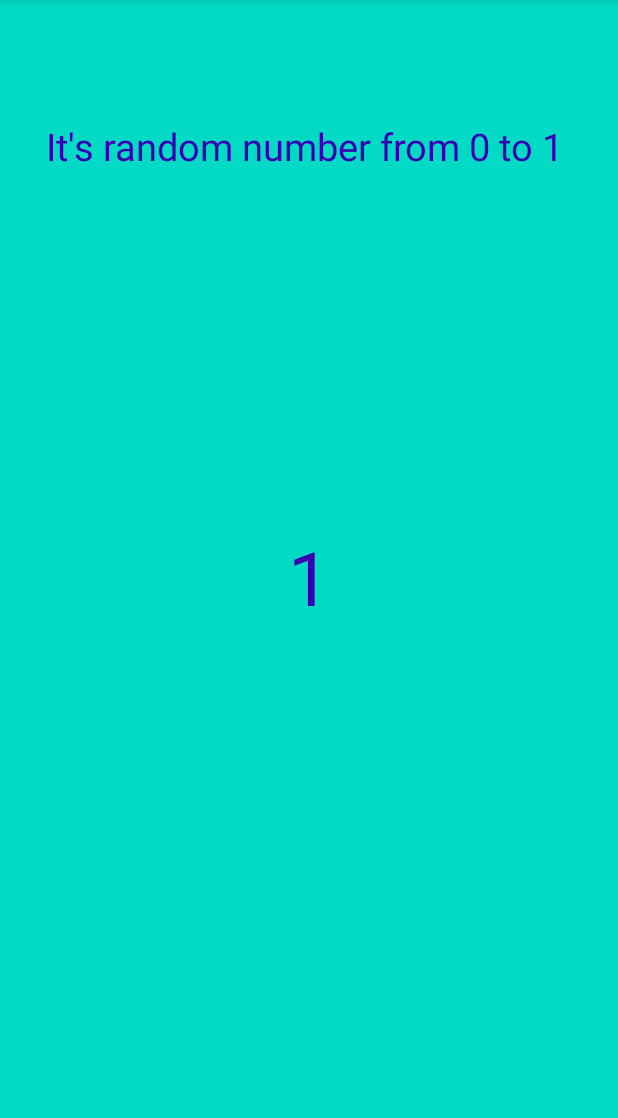
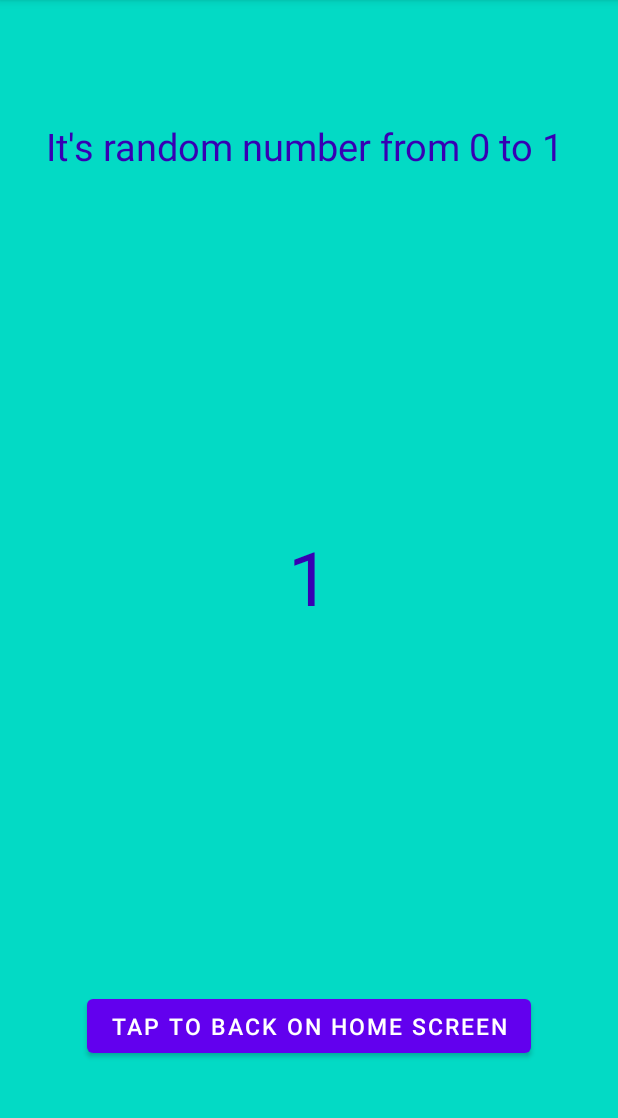
Before and after one commit to IlyaChernetsov/Lesson_2_1, an Android app: the screen it shows after launch (MainActivity2), after a tap on "TAP TO GET RANDOM NUMBER", on a phone screen of 412 x 824 dp, the part 84-1202 px from its top. Run offline under Robolectric (Android 15) with nearby library versions, the phone set to English and light mode, and no system bars; 1 other tap on this screen came first.

Commit message:
Final Commit

```diff
--- a/app/src/main/java/com/example/lesson_2_1/MainActivity.kt
+++ b/app/src/main/java/com/example/lesson_2_1/MainActivity.kt
@@ -5,11 +5,21 @@ import androidx.appcompat.app.AppCompatActivity
 import android.os.Bundle
 import android.view.View
 import android.widget.TextView
+import android.widget.Toast
 
 class MainActivity : AppCompatActivity() {
+    companion object {
+        val STR_FROM_SEC = "STR_FROM_SEC"
+    }
     override fun onCreate(savedInstanceState: Bundle?) {
         super.onCreate(savedInstanceState)
         setContentView(R.layout.activity_main)
+        startedValue()
+    }
+    fun startedValue(){
+        val count:Int = intent.getIntExtra(STR_FROM_SEC, 0)
+        val temp:TextView = findViewById(R.id.textView)
+        temp.text = count.toString()
     }
 
     fun counter(view: View) {
@@ -35,4 +45,6 @@ class MainActivity : AppCompatActivity() {
         randomIntent.putExtra(MainActivity2.TOTAL_COUNT, count)
         startActivity(randomIntent)
     }
+
+
 }
--- a/app/src/main/java/com/example/lesson_2_1/MainActivity2.kt
+++ b/app/src/main/java/com/example/lesson_2_1/MainActivity2.kt
@@ -1,5 +1,6 @@
 package com.example.lesson_2_1
 
+import android.content.Intent
 import androidx.appcompat.app.AppCompatActivity
 import android.os.Bundle
 import android.view.View
@@ -9,6 +10,7 @@ import java.util.*
 class MainActivity2 : AppCompatActivity() {
     companion object {
         val TOTAL_COUNT = "TOTAL_COUNT"
+        var RANDOM_CONST:Int = 0
     }
 
     override fun onCreate(savedInstanceState: Bundle?) {
@@ -23,9 +25,16 @@ class MainActivity2 : AppCompatActivity() {
         var randomInt: Int = 0
         if (count > 0)
             randomInt = random.nextInt(count + 1)
+        RANDOM_CONST = randomInt
         val text_Random: TextView = findViewById(R.id.text_Random)
         text_Random.text = randomInt.toString()
         val text_Initial_main2: TextView = findViewById(R.id.text_Initial_main2)
         text_Initial_main2.text = getString(R.string.it_s_random_number,count)
     }
+
+    fun SendBack(view: View){
+        val randomIntent = Intent(this, MainActivity::class.java)
+        randomIntent.putExtra(MainActivity.STR_FROM_SEC, RANDOM_CONST)
+        startActivity(randomIntent)
+    }
 }
--- a/app/src/main/res/layout/activity_main.xml
+++ b/app/src/main/res/layout/activity_main.xml
@@ -62,4 +62,6 @@
         app:layout_constraintStart_toStartOf="parent"
         app:layout_constraintTop_toBottomOf="@+id/count_button" />
 
+
+
 </androidx.constraintlayout.widget.ConstraintLayout>
--- a/app/src/main/res/layout/activity_main2.xml
+++ b/app/src/main/res/layout/activity_main2.xml
@@ -30,4 +30,18 @@
         app:layout_constraintHorizontal_bias="0.457"
         app:layout_constraintStart_toStartOf="parent"
         app:layout_constraintTop_toTopOf="parent" />
+
+    <Button
+        android:id="@+id/button"
+        android:layout_width="wrap_content"
+        android:layout_height="wrap_content"
+        android:layout_marginBottom="60dp"
+        android:text="@string/tap_to_back_on_home_screen"
+        android:textSize="15sp"
+        app:layout_constraintBottom_toBottomOf="parent"
+        app:layout_constraintEnd_toEndOf="parent"
+        app:layout_constraintHorizontal_bias="0.498"
+        app:layout_constraintStart_toStartOf="parent"
+        android:onClick="SendBack"
+        />
 </androidx.constraintlayout.widget.ConstraintLayout>
--- a/app/src/main/res/values/strings.xml
+++ b/app/src/main/res/values/strings.xml
@@ -2,4 +2,5 @@
     <string name="app_name">Lesson_2_1</string>
     <string name="it_s_random_number">It\'s random number from 0 to %1d</string>
     <string name="click_to_zero">Click to make zero</string>
+    <string name="tap_to_back_on_home_screen">Tap to back on home screen</string>
 </resources>
```
